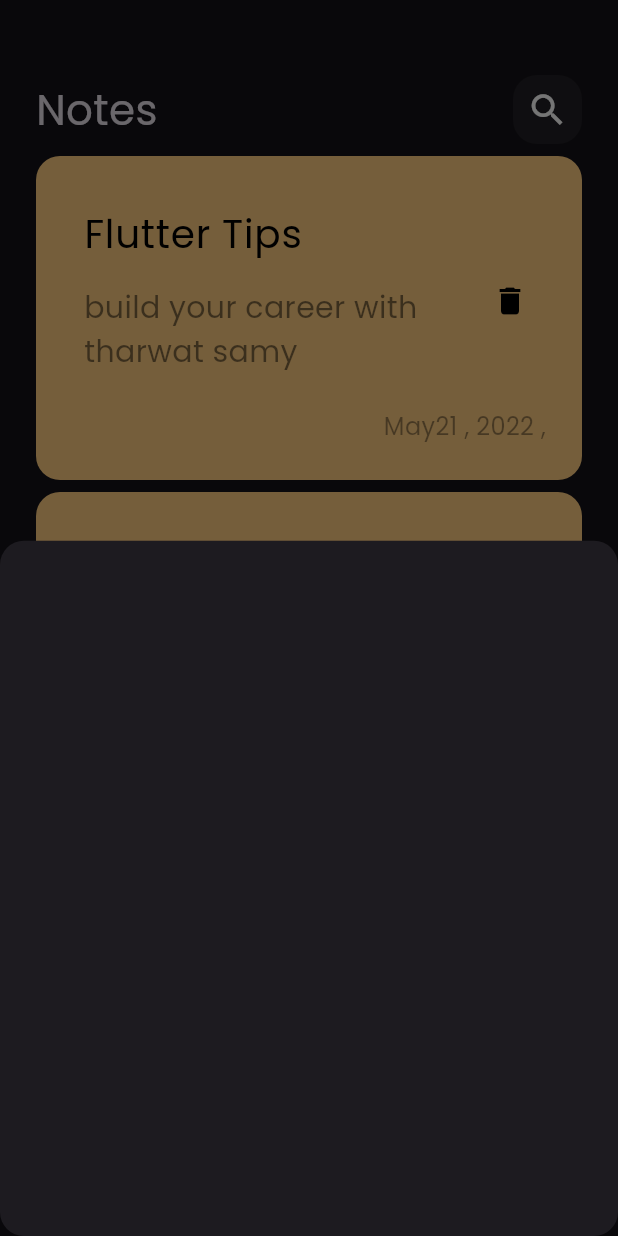
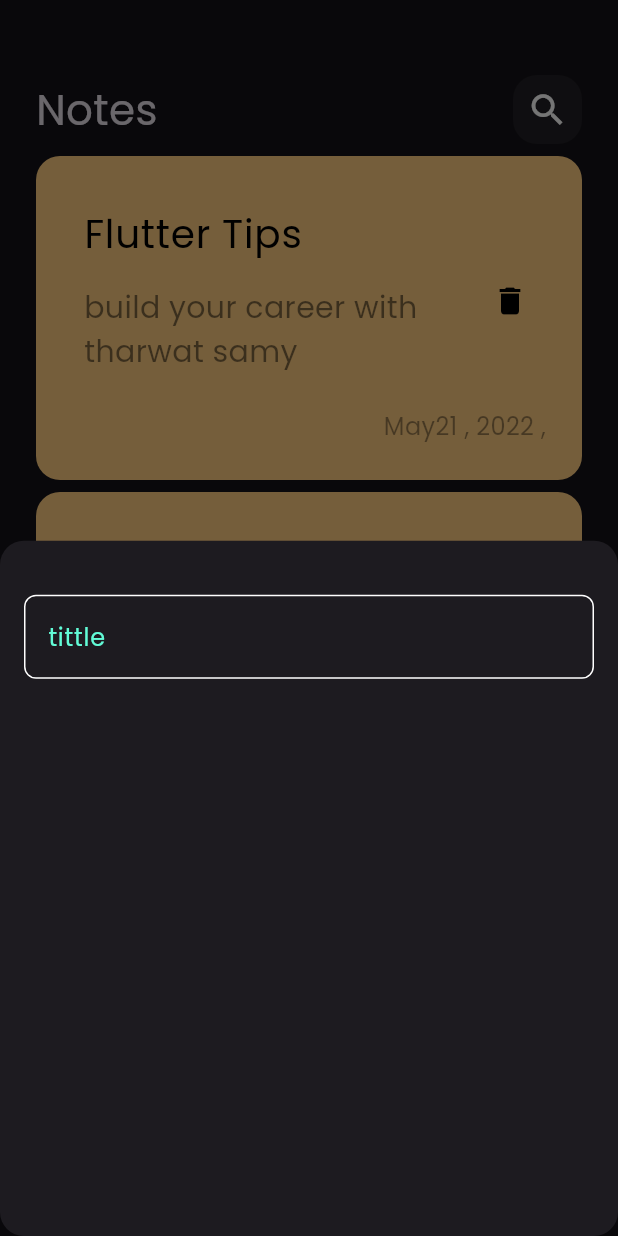
Before and after one commit to CoderHasnaoui/notes_app, a Flutter app: the screen it shows after launch, after a tap on the "add" icon, on a phone screen of 412 x 824 dp. Run offline on Flutter 3.47's test engine with Material 3 defaults, Android fonts, the phone set to English and light mode, and no system bars.

Commit message:
adding text Field

```diff
--- /dev/null
+++ b/lib/views/constants.dart
@@ -0,0 +1,3 @@
+import 'package:flutter/material.dart';
+
+const KPrimaryColor= const Color(0xff62FCD7) ;
--- a/lib/views/widget/add_note_buttom_sheet.dart
+++ b/lib/views/widget/add_note_buttom_sheet.dart
@@ -1,10 +1,20 @@
 import 'package:flutter/material.dart';
+
+import 'custom_text_field.dart';
 
 class AddButtomSheet extends StatelessWidget {
   const AddButtomSheet({super.key});
 
   @override
   Widget build(BuildContext context) {
-    return Container();
+    return const Padding(
+      padding:  EdgeInsets.symmetric(horizontal: 16),
+      child:   Column(
+        children: [
+          SizedBox(height: 36,) ,
+          CustomTextField()
+        ],
+      ),
+    );
   }
 }
--- /dev/null
+++ b/lib/views/widget/custom_text_field.dart
@@ -0,0 +1,28 @@
+import 'package:flutter/material.dart';
+import 'package:note_app/views/constants.dart';
+
+class CustomTextField extends StatelessWidget {
+  const CustomTextField({super.key});
+
+  @override
+  Widget build(BuildContext context) {
+    return   TextField(
+
+      cursorColor: KPrimaryColor,
+decoration: InputDecoration(
+  hintText: 'tittle ',
+  hintStyle:const  TextStyle(color: KPrimaryColor),
+  border:  buildBorder() ,
+  enabledBorder: buildBorder() ,
+  focusedBorder:  buildBorder(KPrimaryColor)
+),
+    );
+  }
+
+  OutlineInputBorder buildBorder([color]) {
+    return OutlineInputBorder(
+  borderRadius: BorderRadius.circular(8) ,
+  borderSide:  BorderSide(color:color ?? Colors.white)
+);
+  }
+}
```
